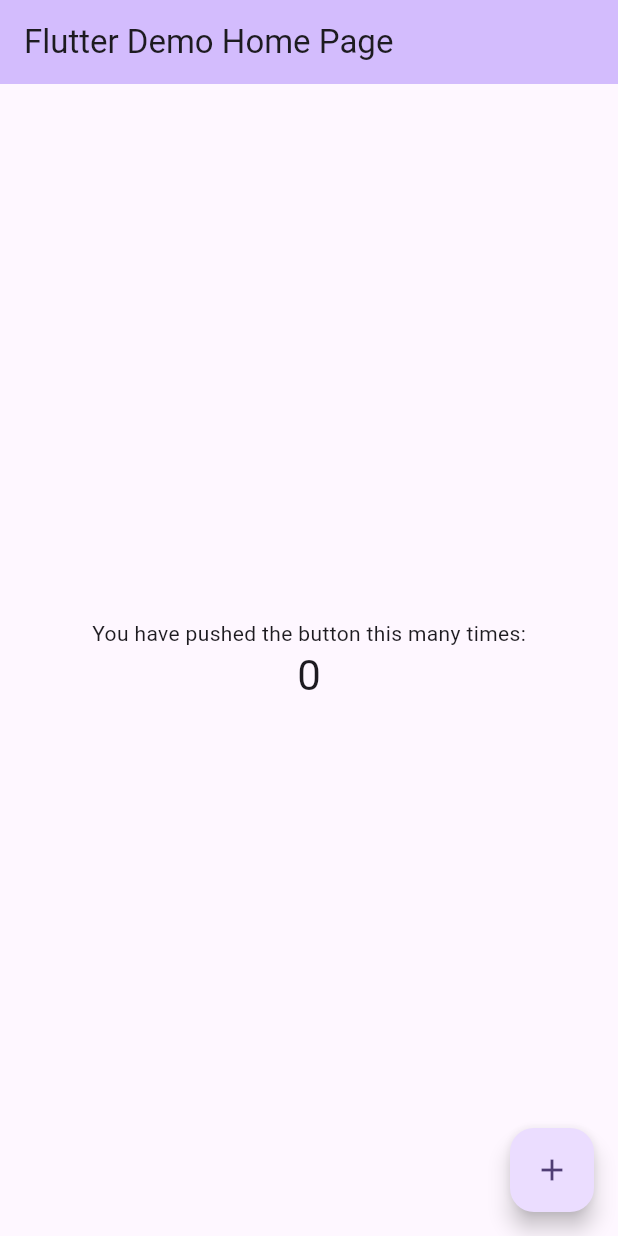
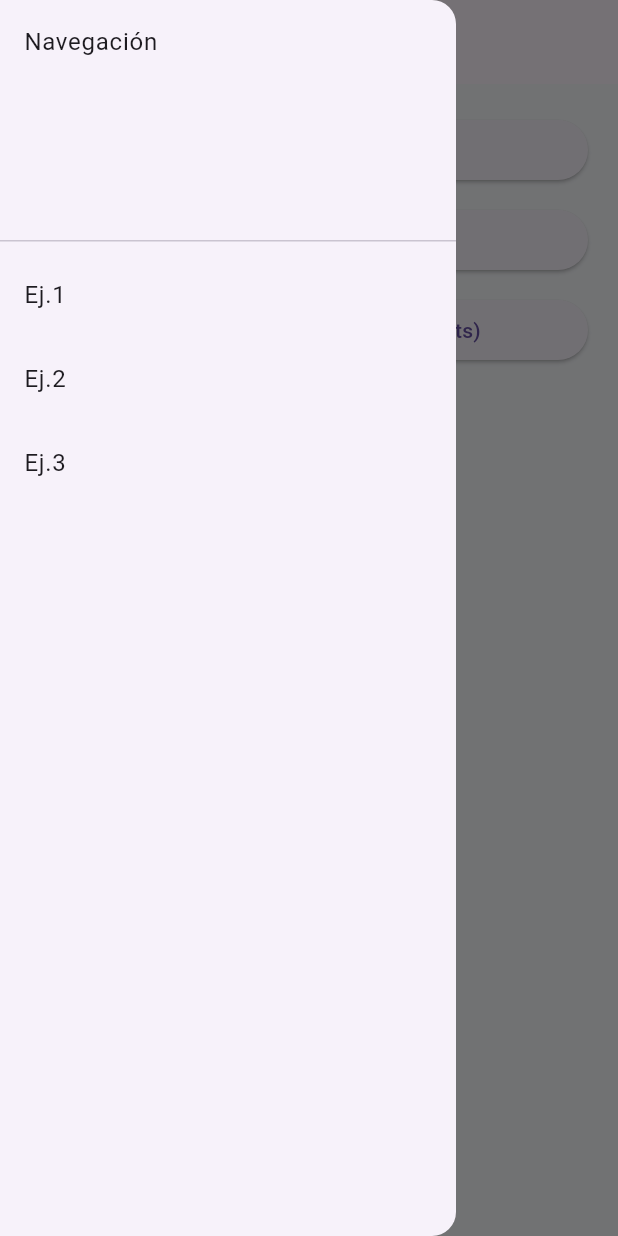
Before and after one commit to CACL1000/ejercicios-Flutter-, a Flutter app: the screen it shows after launch, with the side drawer open (before the commit the screen has no drawer), on a phone screen of 412 x 824 dp. Run offline on Flutter 3.47's test engine with Material 3 defaults, Android fonts, the phone set to English and light mode, and no system bars; our stand-ins replace google_fonts.

Commit message:
Añadir páginas de ejercicios y menú principal de navegación

```diff
--- a/lib/app.dart
+++ b/lib/app.dart
@@ -0,0 +1,60 @@
+// lib/app.dart
+import 'package:flutter/material.dart';
+import 'package:myapp/widgets/app_drawer.dart';
+import 'core/theme/colors.dart';
+import 'core/theme/text_styles.dart';
+import 'presentation/pages/exercise1_home.dart';
+import 'presentation/pages/exercise2_bottom_nav.dart';
+import 'presentation/pages/exercise3_font_demo.dart';
+
+class MyApp extends StatelessWidget {
+  const MyApp({super.key});
+  @override
+  Widget build(BuildContext context) {
+    return MaterialApp(
+      title: 'Ejercicios Flutter',
+      theme: ThemeData(
+        primaryColor: AppColors.primary,
+        scaffoldBackgroundColor: AppColors.background,
+        textTheme: AppTextStyles.textTheme,
+        useMaterial3: true,
+      ),
+      home: const MainMenuPage(),
+      debugShowCheckedModeBanner: false,
+    );
+  }
+}
+
+class MainMenuPage extends StatelessWidget {
+  const MainMenuPage({super.key});
+
+  @override
+  Widget build(BuildContext context) {
+    return Scaffold(
+      appBar: AppBar(title: const Text('Menú de Ejercicios')),
+      drawer: const AppDrawer(),
+      body: Padding(
+        padding: const EdgeInsets.all(20),
+        child: Column(
+          crossAxisAlignment: CrossAxisAlignment.stretch,
+          children: [
+            ElevatedButton(
+              onPressed: () => Navigator.push(context, MaterialPageRoute(builder: (_) => const Exercise1Home())),
+              child: const Text('Ej.1 - Navegación (2 pantallas)'),
+            ),
+            const SizedBox(height: 12),
+            ElevatedButton(
+              onPressed: () => Navigator.push(context, MaterialPageRoute(builder: (_) => const Exercise2BottomNav())),
+              child: const Text('Ej.2 - BottomNavigationBar'),
+            ),
+            const SizedBox(height: 12),
+            ElevatedButton(
+              onPressed: () => Navigator.push(context, MaterialPageRoute(builder: (_) => const Exercise3FontDemo())),
+              child: const Text('Ej.3 - Fuente Lobster (Google Fonts)'),
+            ),
+          ],
+        ),
+      ),
+    );
+  }
+}
--- a/lib/core/theme/colors.dart
+++ b/lib/core/theme/colors.dart
@@ -0,0 +1,7 @@
+import 'package:flutter/material.dart';
+
+class AppColors {
+  static const Color primary = Color(0xFF0A73FF);
+  static const Color secondary = Color(0xFF00C853);
+  static const Color background = Color(0xFFF6F8FB);
+}
--- a/lib/core/theme/text_styles.dart
+++ b/lib/core/theme/text_styles.dart
@@ -0,0 +1,14 @@
+// lib/core/theme/text_styles.dart
+import 'package:flutter/material.dart';
+import 'package:google_fonts/google_fonts.dart';
+
+class AppTextStyles {
+  static final TextTheme textTheme = TextTheme(
+    bodyMedium: GoogleFonts.roboto(fontSize: 14),
+    titleLarge: GoogleFonts.roboto(fontSize: 20, fontWeight: FontWeight.bold),
+    headlineMedium: GoogleFonts.roboto(fontSize: 26, fontWeight: FontWeight.w600),
+  );
+
+  // helper para usar Lobster donde quieras
+  static TextStyle lobsterLarge(double size) => GoogleFonts.lobster(fontSize: size);
+}
--- a/lib/main.dart
+++ b/lib/main.dart
@@ -1,122 +1,9 @@
+
 import 'package:flutter/material.dart';
+import 'app.dart';
 
-void main() {
+
+Future<void> main() async {
+  WidgetsFlutterBinding.ensureInitialized();
   runApp(const MyApp());
 }
-
-class MyApp extends StatelessWidget {
-  const MyApp({super.key});
-
-  // This widget is the root of your application.
-  @override
-  Widget build(BuildContext context) {
-    return MaterialApp(
-      title: 'Flutter Demo',
-      theme: ThemeData(
-        // This is the theme of your application.
-        //
-        // TRY THIS: Try running your application with "flutter run". You'll see
-        // the application has a purple toolbar. Then, without quitting the app,
-        // try changing the seedColor in the colorScheme below to Colors.green
-        // and then invoke "hot reload" (save your changes or press the "hot
-        // reload" button in a Flutter-supported IDE, or press "r" if you used
-        // the command line to start the app).
-        //
-        // Notice that the counter didn't reset back to zero; the application
-        // state is not lost during the reload. To reset the state, use hot
-        // restart instead.
-        //
-        // This works for code too, not just values: Most code changes can be
-        // tested with just a hot reload.
-        colorScheme: ColorScheme.fromSeed(seedColor: Colors.deepPurple),
-      ),
-      home: const MyHomePage(title: 'Flutter Demo Home Page'),
-    );
-  }
-}
-
-class MyHomePage extends StatefulWidget {
-  const MyHomePage({super.key, required this.title});
-
-  // This widget is the home page of your application. It is stateful, meaning
-  // that it has a State object (defined below) that contains fields that affect
-  // how it looks.
-
-  // This class is the configuration for the state. It holds the values (in this
-  // case the title) provided by the parent (in this case the App widget) and
-  // used by the build method of the State. Fields in a Widget subclass are
-  // always marked "final".
-
-  final String title;
-
-  @override
-  State<MyHomePage> createState() => _MyHomePageState();
-}
-
-class _MyHomePageState extends State<MyHomePage> {
-  int _counter = 0;
-
-  void _incrementCounter() {
-    setState(() {
-      // This call to setState tells the Flutter framework that something has
-      // changed in this State, which causes it to rerun the build method below
-      // so that the display can reflect the updated values. If we changed
-      // _counter without calling setState(), then the build method would not be
-      // called again, and so nothing would appear to happen.
-      _counter++;
-    });
-  }
-
-  @override
-  Widget build(BuildContext context) {
-    // This method is rerun every time setState is called, for instance as done
-    // by the _incrementCounter method above.
-    //
-    // The Flutter framework has been optimized to make rerunning build methods
-    // fast, so that you can just rebuild anything that needs updating rather
-    // than having to individually change instances of widgets.
-    return Scaffold(
-      appBar: AppBar(
-        // TRY THIS: Try changing the color here to a specific color (to
-        // Colors.amber, perhaps?) and trigger a hot reload to see the AppBar
-        // change color while the other colors stay the same.
-        backgroundColor: Theme.of(context).colorScheme.inversePrimary,
-        // Here we take the value from the MyHomePage object that was created by
-        // the App.build method, and use it to set our appbar title.
-        title: Text(widget.title),
-      ),
-      body: Center(
-        // Center is a layout widget. It takes a single child and positions it
-        // in the middle of the parent.
-        child: Column(
-          // Column is also a layout widget. It takes a list of children and
-          // arranges them vertically. By default, it sizes itself to fit its
-          // children horizontally, and tries to be as tall as its parent.
-          //
-          // Column has various properties to control how it sizes itself and
-          // how it positions its children. Here we use mainAxisAlignment to
-          // center the children vertically; the main axis here is the vertical
-          // axis because Columns are vertical (the cross axis would be
-          // horizontal).
-          //
-          // TRY THIS: Invoke "debug painting" (choose the "Toggle Debug Paint"
-          // action in the IDE, or press "p" in the console), to see the
-          // wireframe for each widget.
-          mainAxisAlignment: MainAxisAlignment.center,
-          children: <Widget>[
-            const Text('You have pushed the button this many times:'),
-            Text(
-              '$_counter',
-              style: Theme.of(context).textTheme.headlineMedium,
-            ),
-          ],
-        ),
-      ),
-      floatingActionButton: FloatingActionButton(
-        onPressed: _incrementCounter,
-        tooltip: 'Increment',
-        child: const Icon(Icons.add),
-      ), // This trailing comma makes auto-formatting nicer for build methods.
-    );
-  }
-}
--- a/lib/presentation/pages/exercise3_font_demo.dart
+++ b/lib/presentation/pages/exercise3_font_demo.dart
@@ -0,0 +1,20 @@
+// lib/presentation/pages/exercise3_font_demo.dart
+import 'package:flutter/material.dart';
+import 'package:google_fonts/google_fonts.dart';
+
+class Exercise3FontDemo extends StatelessWidget {
+  const Exercise3FontDemo({super.key});
+
+  @override
+  Widget build(BuildContext context) {
+    return Scaffold(
+      appBar: AppBar(title: const Text('Ejercicio 3 - Google Fonts Lobster')),
+      body: Center(
+        child: Text(
+          'Hola, Lobster!',
+          style: GoogleFonts.lobster(fontSize: 48),
+        ),
+      ),
+    );
+  }
+}
--- /dev/null
+++ b/lib/widgets/app_drawer.dart
@@ -0,0 +1,39 @@
+// lib/widgets/app_drawer.dart
+import 'package:flutter/material.dart';
+import 'package:myapp/presentation/pages/exercise1_home.dart';
+import 'package:myapp/presentation/pages/exercise2_bottom_nav.dart';
+import 'package:myapp/presentation/pages/exercise3_font_demo.dart';
+
+class AppDrawer extends StatelessWidget {
+  const AppDrawer({super.key});
+
+  @override
+  Widget build(BuildContext context) {
+    return Drawer(
+      child: ListView(
+        padding: EdgeInsets.zero,
+        children: [
+          const DrawerHeader(child: Text('Navegación')),
+          ListTile(
+            title: const Text('Ej.1'),
+            onTap: () {
+              Navigator.push(context, MaterialPageRoute(builder: (_) => const Exercise1Home()));
+            },
+          ),
+          ListTile(
+            title: const Text('Ej.2'),
+            onTap: () {
+              Navigator.push(context, MaterialPageRoute(builder: (_) => const Exercise2BottomNav()));
+            },
+          ),
+          ListTile(
+            title: const Text('Ej.3'),
+            onTap: () {
+              Navigator.push(context, MaterialPageRoute(builder: (_) => const Exercise3FontDemo()));
+            },
+          ),
+        ],
+      ),
+    );
+  }
+}
--- a/pubspec.yaml
+++ b/pubspec.yaml
@@ -34,6 +34,7 @@ dependencies:
   # The following adds the Cupertino Icons font to your application.
   # Use with the CupertinoIcons class for iOS style icons.
   cupertino_icons: ^1.0.8
+  google_fonts: ^6.3.2
 
 dev_dependencies:
   flutter_test:
```
Also changed, not shown: lib/presentation/pages/exercise1_home.dart (+23 -0 lines), lib/presentation/pages/exercise1_second.dart (+22 -0 lines), lib/presentation/pages/exercise2_bottom_nav.dart (+38 -0 lines), lib/presentation/widgets/app_drawer.dart (deleted), pubspec.lock.
